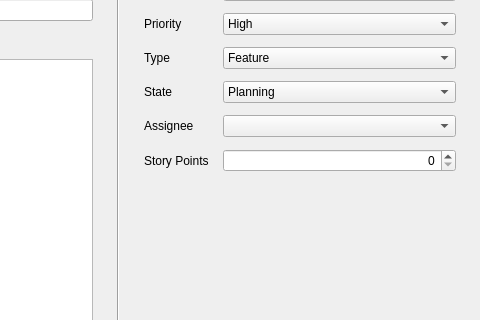
Above: frmmain.ui from Juanmut2003/docucheck before the change; both pictures show x 440 to 920 and y 115 to 435 of the 920 by 640 pixel window. Below: the same form after it.
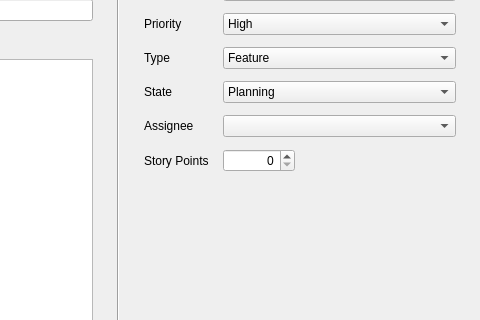
That is the form after the change. Custom widgets are drawn as their Qt base class.

```diff
--- a/frmmain.ui
+++ b/frmmain.ui
@@ -394,12 +394,30 @@
              </widget>
             </item>
             <item row="5" column="1">
-             <widget class="QSpinBox" name="spinStoryPoints">
+             <widget class="FibonacciSpinBox" name="spinStoryPoints">
+              <property name="sizePolicy">
+               <sizepolicy hsizetype="Fixed" vsizetype="Fixed">
+                <horstretch>0</horstretch>
+                <verstretch>0</verstretch>
+               </sizepolicy>
+              </property>
+              <property name="minimumSize">
+               <size>
+                <width>72</width>
+                <height>0</height>
+               </size>
+              </property>
+              <property name="maximumSize">
+               <size>
+                <width>72</width>
+                <height>16777215</height>
+               </size>
+              </property>
               <property name="alignment">
                <set>Qt::AlignmentFlag::AlignRight|Qt::AlignmentFlag::AlignTrailing|Qt::AlignmentFlag::AlignVCenter</set>
               </property>
               <property name="maximum">
-               <number>999</number>
+               <number>987</number>
               </property>
              </widget>
             </item>
@@ -477,6 +495,13 @@
    </property>
   </widget>
  </widget>
+ <customwidgets>
+  <customwidget>
+   <class>FibonacciSpinBox</class>
+   <extends>QSpinBox</extends>
+   <header>fibonaccispinbox.h</header>
+  </customwidget>
+ </customwidgets>
  <resources/>
  <connections/>
 </ui>
```
